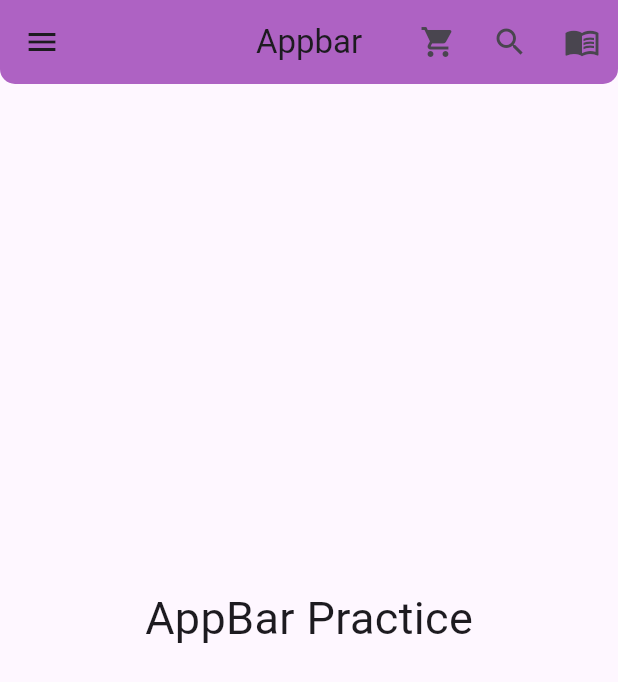
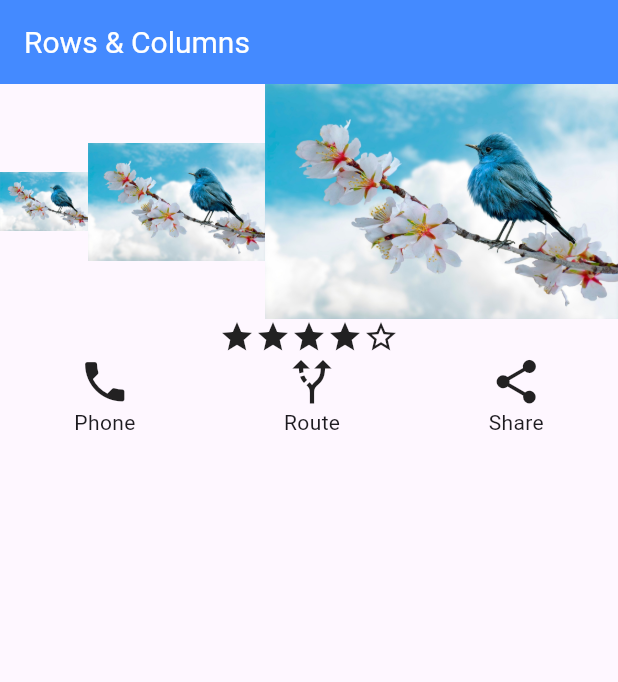
Before and after one commit to bipulhstu/flutter_practice, a Flutter app: the screen it shows after launch, on a phone screen of 412 x 824 dp. Shown: the top 682 px of the screen. Run offline on Flutter 3.47's test engine with Material 3 defaults, Android fonts, the phone set to English and light mode, and no system bars; our stand-ins replace font_awesome_flutter.

Commit message:
learned row, column and expanded

```diff
--- a/lib/main.dart
+++ b/lib/main.dart
@@ -3,6 +3,7 @@ import 'package:hello_world/screens/AppBar.dart';
 import 'package:hello_world/screens/Button.dart';
 import 'package:hello_world/screens/ContainerScreen.dart';
 import 'package:hello_world/screens/IconScreen.dart';
+import 'package:hello_world/screens/RowColumn.dart';
 import 'package:hello_world/screens/Screen1.dart';
 import 'screens/Screen2.dart';
 import 'screens/ImageScreen.dart';
@@ -19,7 +20,7 @@ class MyApp extends StatelessWidget {
       title: "My Flutter App", // Title of the app
         themeMode: ThemeMode.system,
       debugShowCheckedModeBanner: false,
-      home: Appbar()
+      home: RowColumn()
     );
   }
 }
--- /dev/null
+++ b/lib/screens/RowColumn.dart
@@ -0,0 +1,60 @@
+import 'package:flutter/material.dart';
+
+class RowColumn extends StatelessWidget {
+  const RowColumn({super.key});
+
+  @override
+  Widget build(BuildContext context) {
+    return Scaffold(
+      appBar: AppBar(
+        title: Text('Rows & Columns'),
+        titleTextStyle: TextStyle(color: Colors.white, fontSize: 20),
+        backgroundColor: Colors.blueAccent,
+      ),
+      body: Container(
+        //color: Colors.greenAccent,
+        child: Column(
+          children: [
+            Row(
+              children: [
+                Expanded(child: Image(image: AssetImage("images/bird.jpg"), width: 150,)),
+                Expanded(flex: 2, child: Image(image: AssetImage("images/bird.jpg"), width: 150,)),
+                //Expanded(flex: 2, child: Image(image: AssetImage("images/bird.jpg"), width: 150,)),
+                Expanded(flex: 4, child: Image(image: AssetImage("images/bird.jpg"), width: 150,)),
+              ],
+            ),
+
+
+            Row(
+              mainAxisAlignment: MainAxisAlignment.center,
+              children: [
+                Icon(Icons.star),
+                Icon(Icons.star),
+                Icon(Icons.star),
+                Icon(Icons.star),
+                Icon(Icons.star_border),
+              ],
+            ),
+
+            Row(
+              mainAxisAlignment: MainAxisAlignment.spaceAround,
+              children: [
+                Column(
+                  children: [Icon(Icons.phone, size: 35.0), Text("Phone")],
+                ),
+
+                Column(
+                  children: [Icon(Icons.alt_route, size: 35.0), Text("Route")],
+                ),
+
+                Column(
+                  children: [Icon(Icons.share, size: 35.0), Text("Share")],
+                ),
+              ],
+            ),
+          ],
+        ),
+      ),
+    );
+  }
+}
```
